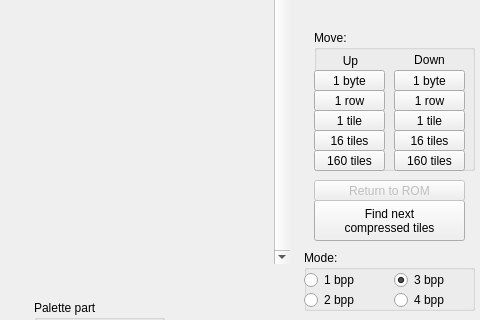
jmimu/Master-Tile-Converter, file mainwindow.ui: the form before one commit; both pictures show x 256 to 736 and y 196 to 516 of the 736 by 646 pixel window.
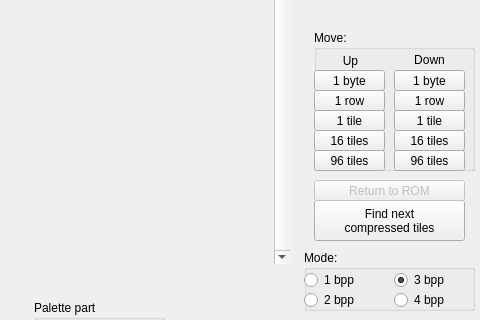
The form after the commit. Icons and pictures are not drawn. Custom widgets are drawn as their Qt base class.

What changed in the file:
```diff
--- a/mainwindow.ui
+++ b/mainwindow.ui
@@ -413,7 +413,7 @@
       </rect>
      </property>
      <property name="text">
-      <string>160 tiles</string>
+      <string>96 tiles</string>
      </property>
     </widget>
     <widget class="QPushButton" name="up_160tiles_pushButton">
@@ -426,7 +426,7 @@
       </rect>
      </property>
      <property name="text">
-      <string>160 tiles</string>
+      <string>96 tiles</string>
      </property>
     </widget>
    </widget>
```
Left out of the diff: 2 changed lines with no effect on the pictures.
